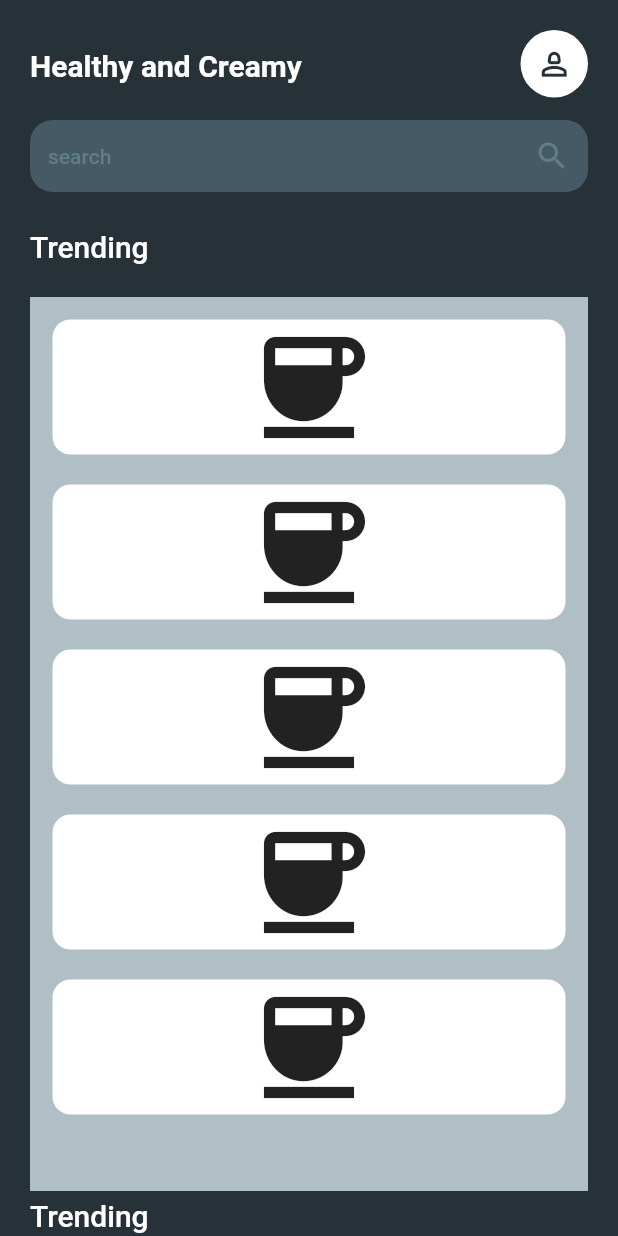
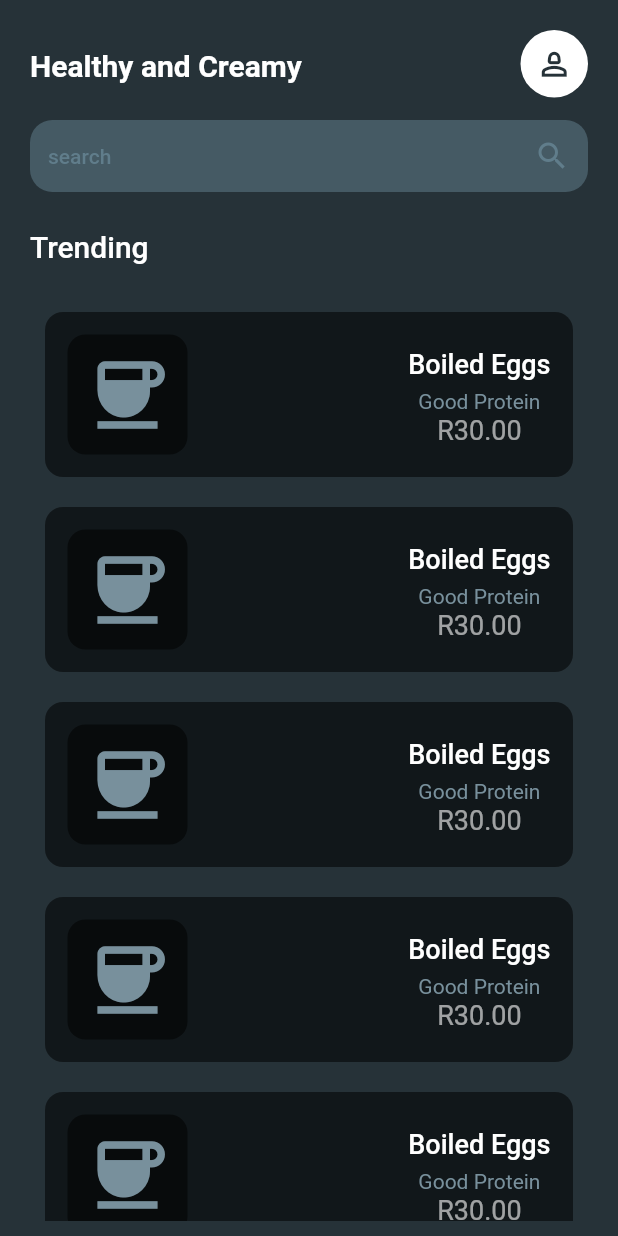
Before and after one commit to katGhost/login, a Flutter app: the HomePage screen opened directly, on a phone screen of 412 x 824 dp. Run offline on Flutter 3.47's test engine with Material 2 defaults, Android fonts, the phone set to English and light mode, and no system bars.

Commit message:
dummy data

```diff
--- a/lib/components/categories.dart
+++ b/lib/components/categories.dart
@@ -1,4 +1,3 @@
-
 import 'package:flutter/material.dart';
 import '../components/models/category.dart';
 
@@ -10,17 +9,59 @@ class Categories extends StatelessWidget {
   @override
   Widget build(BuildContext context) {
     return Container(
+      padding: const EdgeInsets.all(15),
       margin: const EdgeInsets.only(bottom: 20),
       width: 280,
       decoration: BoxDecoration(
-        color: Colors.white,
+        color: Colors.black54,
         borderRadius: BorderRadius.circular(12),
       ),
-      child: Column(
-        children: <Widget>[
-          cardtile.icon,
-        ],
-      ),
+      child: Row(
+        mainAxisAlignment: MainAxisAlignment.spaceBetween,
+        children: [
+              Container(
+              padding: const EdgeInsets.all(10),
+              decoration: BoxDecoration(
+                color: Colors.black54, borderRadius: BorderRadius.circular(12),
+              ),
+              child: cardtile.icon
+            ),
+            Container(
+              child: Column(
+                children: <Widget>[
+                  Text(
+                    cardtile.name,
+                    style: const TextStyle(
+                      fontWeight: FontWeight.w500,
+                      fontSize: 18,
+                      color: Colors.white,
+                      height: 1.5,
+                    ),
+                  ),
+
+                  Text(
+                    cardtile.description,
+                    style: TextStyle(
+                      fontWeight: FontWeight.w400,
+                      fontSize: 14,
+                      color: Colors.blueGrey[400],
+                      height: 1.5,
+                    ),
+                  ),
+                  Text(
+                    cardtile.price,
+                    style: const TextStyle(
+                      fontWeight: FontWeight.w400,
+                      fontSize: 18,
+                      color: Colors.white60,
+                    ),
+                  ),
+
+                ],
+              ),
+            ),
+          ],
+          ),
       );
   }
 }
--- a/lib/home_page.dart
+++ b/lib/home_page.dart
@@ -1,6 +1,7 @@
 import 'package:flutter/material.dart';
 import 'components/categories.dart';
 import 'components/models/category.dart';
+import 'components/models/my_card.dart';
 
 class HomePage extends StatefulWidget {
   const HomePage({super.key});
@@ -103,9 +104,10 @@ class _HomePageState extends State<HomePage> {
               // big one tile horizontally scrollable view/list
               Expanded(
                 child: Container(
-                  padding: const EdgeInsets.all(15),
+                  padding: const EdgeInsets.all(10),
                   decoration: BoxDecoration(
-                    color: Colors.blueGrey[200],
+                    color: Colors.blueGrey[900],
+
                   ),
                   child: ListView.builder(
                     itemCount: 5,
@@ -115,31 +117,21 @@ class _HomePageState extends State<HomePage> {
                       CardTile cardtile = CardTile(
                         name: "Boiled Eggs",
                         price: "R30.00",
-                            icon: const Icon(Icons.coffee,
-                            size: 90,
+                        icon: Icon(Icons.coffee,
+                          size: 60,
+                          color: Colors.blueGrey[400],
                         ),
-                            description: "an egg is good");
+                        description: "Good Protein"
+                      );
 
                       return Categories(
                         cardtile: cardtile,
                       );
-                      }),
+                    }
+                  ),
                 ),
               ),
 
-              Row(
-                children: const [
-                  Text(
-                    "Trending",
-                    style: TextStyle(
-                      fontWeight: FontWeight.w500,
-                      fontSize: 20,
-                      color: Colors.white,
-                      height: 1.5,
-                    ),
-                  ),
-                ],
-              ),
             ],
           ),
         ),
--- a/pubspec.yaml
+++ b/pubspec.yaml
@@ -35,6 +35,7 @@ dependencies:
   # The following adds the Cupertino Icons font to your application.
   # Use with the CupertinoIcons class for iOS style icons.
   cupertino_icons: ^1.0.2
+  provider:
 
 dev_dependencies:
   flutter_test:
```
Also changed, not shown: lib/components/models/my_card.dart (added, +47 -0 lines), pubspec.lock. Lines whose indentation alone changed are shown as unchanged.
